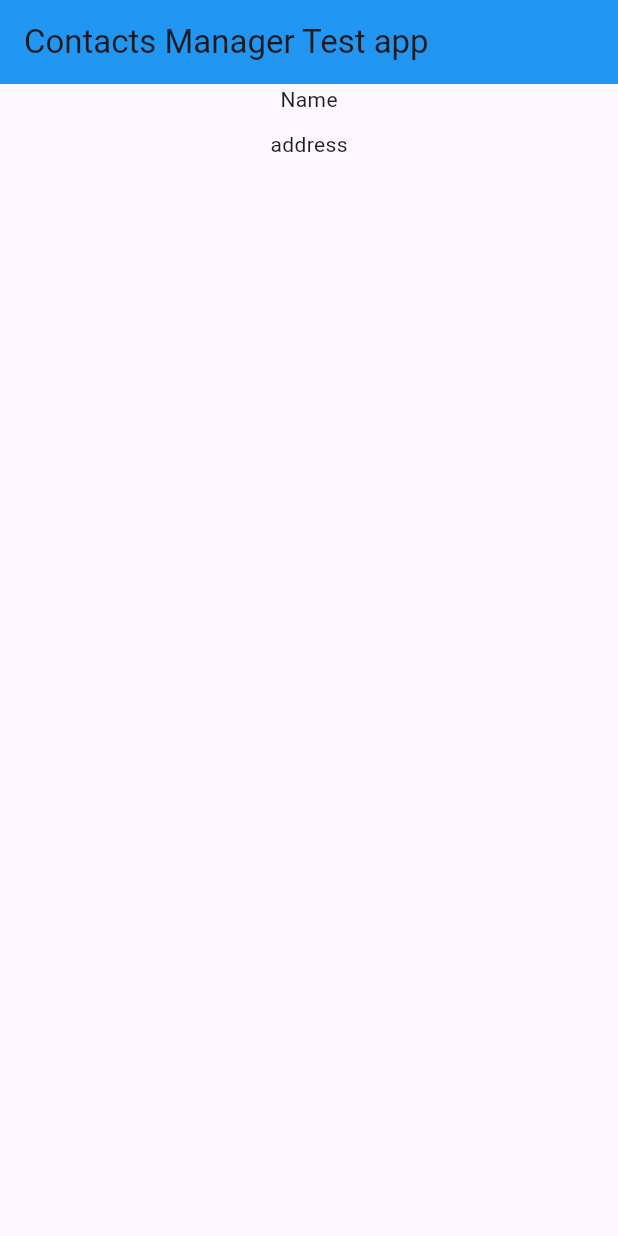
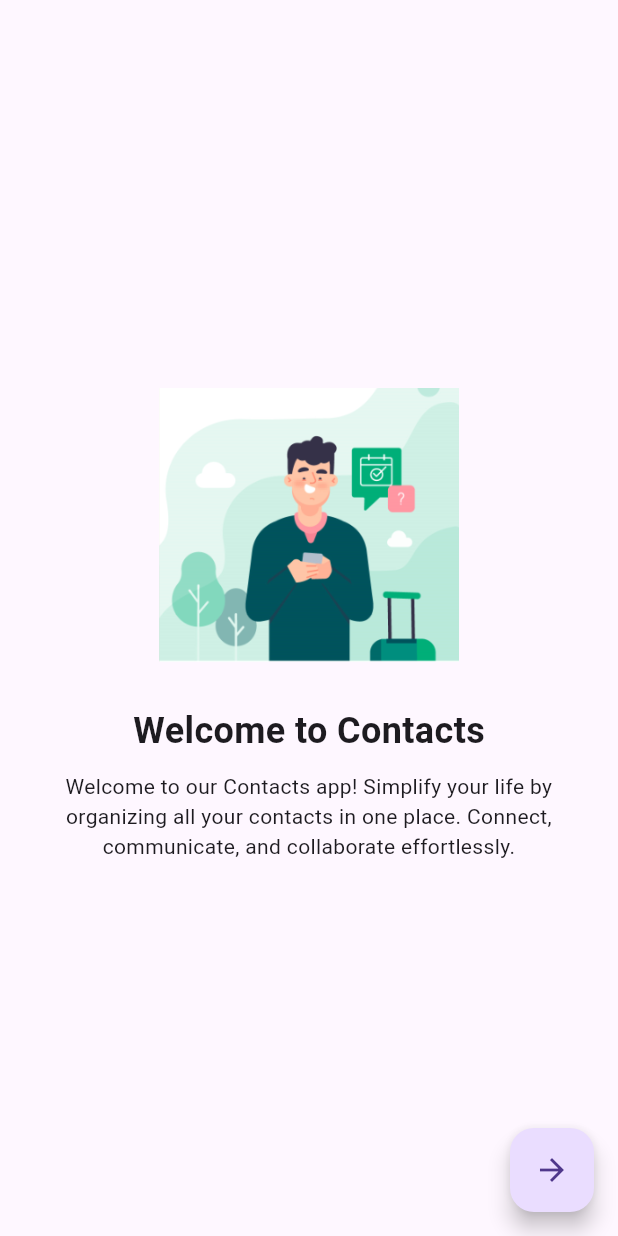
Before and after one commit to Himanshu8085/Contacts, a Flutter app: the screen it shows after launch, on a phone screen of 412 x 824 dp. Run offline on Flutter 3.47's test engine with Material 3 defaults, Android fonts, the phone set to English and light mode, and no system bars.

Commit message:
Onbording screen made & Login and Registration page made

```diff
--- /dev/null
+++ b/lib/login_registor.dart
@@ -0,0 +1,21 @@
+import 'package:flutter/material.dart';
+
+class LR extends StatefulWidget {
+  const LR({super.key});
+
+  @override
+  State<LR> createState() => _LRState();
+}
+
+class _LRState extends State<LR> {
+  @override
+  Widget build(BuildContext context) {
+    return MaterialApp(
+      home: Scaffold(
+        appBar: AppBar(
+          title: Text("Login & registrition"),
+        ),
+      ),
+    );
+  }
+}
--- a/lib/main.dart
+++ b/lib/main.dart
@@ -1,28 +1,125 @@
 import 'package:flutter/material.dart';
+import 'login_registor.dart';
 
+// Main run function
 void main() {
-  runApp(MaterialApp(home: Myhome()));
+  runApp(OnboardingApp());
 }
 
-class Myhome extends StatelessWidget {
-  const Myhome({super.key});
+// onbording screen
+class OnboardingApp extends StatelessWidget {
+  @override
+  Widget build(BuildContext context) {
+    return MaterialApp(
+      home: OnboardingScreen(),
+    );
+  }
+}
 
+// Container for OnboardingPage Widgets
+class OnboardingScreen extends StatefulWidget {
+  const OnboardingScreen({super.key});
+
+  @override
+  State<OnboardingScreen> createState() => _OnboardingScreenState();
+}
+
+final PageController _pageController = PageController();
+int countclicks = 0;
+
+class _OnboardingScreenState extends State<OnboardingScreen> {
   @override
   Widget build(BuildContext context) {
     return Scaffold(
-      appBar: AppBar(
-        title: Text("Contacts Manager Test app"),
-        backgroundColor: Colors.blue,
+      // page view to contain onboarding page widgets
+      body: PageView(
+        controller: _pageController,
+        children: [
+          OnboardingPage(
+            title: 'Welcome to Contacts',
+            description:
+                'Welcome to our Contacts app! Simplify your life by organizing all your contacts in one place. Connect, communicate, and collaborate effortlessly.',
+            imageUrl: 'assets/one.PNG',
+          ),
+          OnboardingPage(
+            title: 'Effortless Management',
+            description:
+                'Effortlessly manage your contacts with our intuitive app. From adding new contacts to updating details, our app streamlines the process, making it a breeze to stay connected.',
+            imageUrl: 'assets/two.PNG',
+          ),
+          OnboardingPage(
+            title: 'Secure Login',
+            description:
+                'Your security is our top priority. With our robust authentication system, your login credentials are kept safe and secure. Sign in with confidence and enjoy peace of mind.',
+            imageUrl: 'assets/three.PNG',
+          ),
+          OnboardingPage(
+            title: 'Stay Connected Anywhere',
+            description:
+                'Stay connected wherever you go. Our app syncs seamlessly across devices, ensuring that your contacts are always up-to-date and accessible whenever you need them.',
+            imageUrl: 'assets/four.PNG',
+          )
+        ],
       ),
-      body: Center(
-        child: Column(children: <Widget>[
-          Text("Name"),
-          SizedBox(
-            height: 10,
-          ),
-          Text("address")
-        ]),
+      // Button for next page
+      floatingActionButton: FloatingActionButton(
+        onPressed: () {
+          print(
+              "$countclicks"); // prints how many times button isclicked on console
+          if (countclicks == 3) {
+            Navigator.push(
+              context,
+              MaterialPageRoute(builder: (context) => LR()),
+            ); // Load Screen for login and registritation
+          }
+          _pageController.nextPage(
+            duration: Duration(milliseconds: 500), // Animation time
+            curve: Curves.ease,
+          );
+          countclicks++;
+        },
+        child: Icon(Icons.arrow_forward), // Button icon for next screen
       ),
     );
   }
 }
+
+// This is the skeleton of onboarding page
+class OnboardingPage extends StatelessWidget {
+  final String title;
+  final String description;
+  final String imageUrl;
+
+  const OnboardingPage({
+    required this.title,
+    required this.description,
+    required this.imageUrl,
+  });
+
+  @override
+  Widget build(BuildContext context) {
+    return Container(
+      padding: EdgeInsets.all(16),
+      child: Column(
+        mainAxisAlignment: MainAxisAlignment.center,
+        children: [
+          Image.asset(
+            imageUrl,
+            width: 200,
+            height: 200,
+          ),
+          SizedBox(height: 20),
+          Text(
+            title,
+            style: TextStyle(fontSize: 24, fontWeight: FontWeight.bold),
+          ),
+          SizedBox(height: 10),
+          Text(
+            description,
+            textAlign: TextAlign.center,
+          ),
+        ],
+      ),
+    );
+  }
+}
--- a/pubspec.yaml
+++ b/pubspec.yaml
@@ -52,6 +52,8 @@ dev_dependencies:
 
 # The following section is specific to Flutter packages.
 flutter:
+  assets:
+    - assets/
 
   # The following line ensures that the Material Icons font is
   # included with your application, so that you can use the icons in
```
Also changed, not shown: assets/four.PNG (added), assets/one.PNG (added), assets/three.PNG (added), assets/two.PNG (added).
